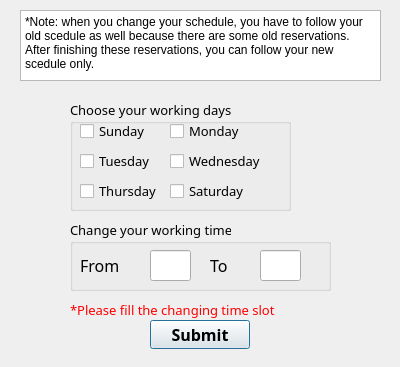
This is scheduleedit.ui in Doha-Deia/final2 as Qt 5 draws it before an edit. The edited form follows.
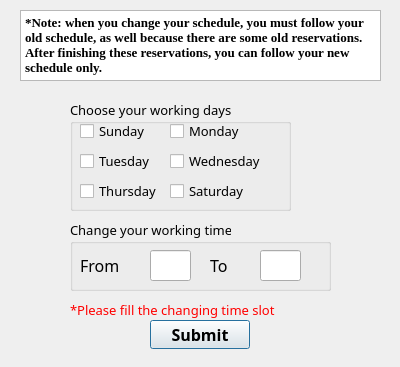
This is the edited form.

What changed in the file:
```diff
--- a/scheduleedit.ui
+++ b/scheduleedit.ui
@@ -235,8 +235,15 @@
      <height>71</height>
     </rect>
    </property>
+   <property name="font">
+    <font>
+     <family>Times New Roman</family>
+     <pointsize>10</pointsize>
+     <bold>true</bold>
+    </font>
+   </property>
    <property name="plainText">
-    <string>*Note: when you change your schedule, you have to follow your old scedule as well because there are some old reservations. After finishing these reservations, you can follow your new scedule only.</string>
+    <string>*Note: when you change your schedule, you must follow your old schedule, as well because there are some old reservations. After finishing these reservations, you can follow your new schedule only.</string>
    </property>
   </widget>
  </widget>
```
